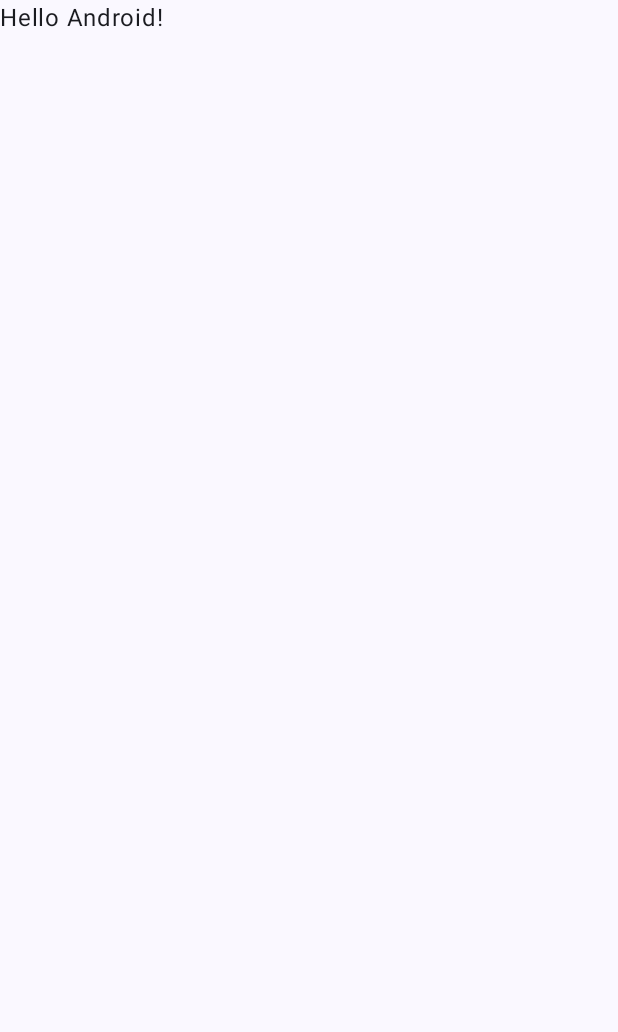
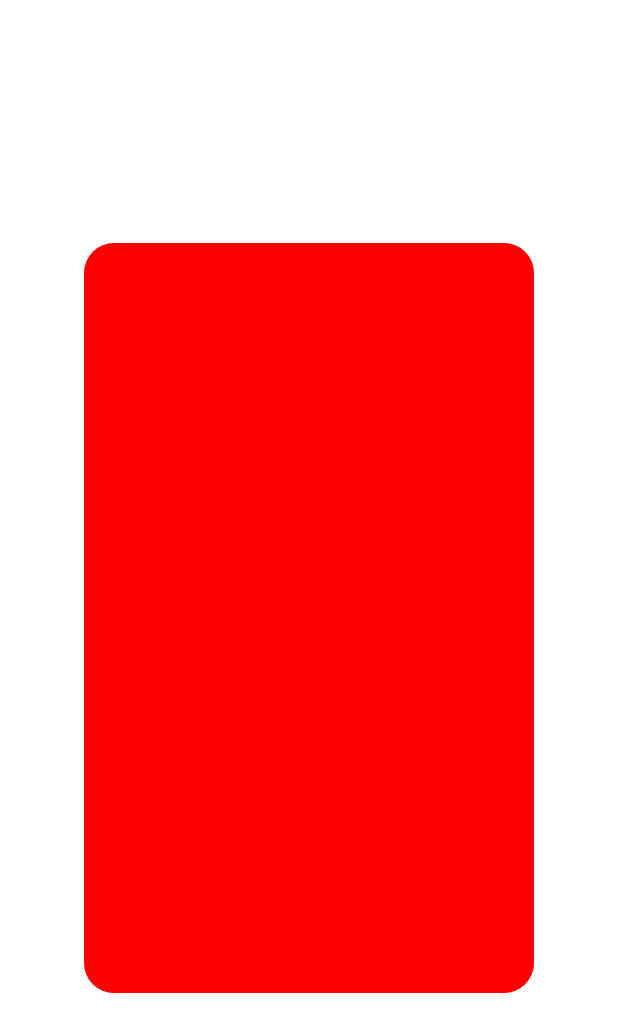
Before and after one commit to Nithin-code/ComposeAnimations, an Android app built with Jetpack Compose: the screen it shows after launch (MainActivity), on a phone screen of 412 x 824 dp. Before the commit the part shown is almost empty. Shown: the top 1032 px of the screen. Run offline under Robolectric (Android 15) with nearby library versions, the phone set to English and light mode, and no system bars.

Commit message:
Added Basic Animations

```diff
--- a/app/src/main/java/com/nithin/composeanimations/MainActivity.kt
+++ b/app/src/main/java/com/nithin/composeanimations/MainActivity.kt
@@ -4,13 +4,24 @@ import android.os.Bundle
 import androidx.activity.ComponentActivity
 import androidx.activity.compose.setContent
 import androidx.activity.enableEdgeToEdge
+import androidx.compose.foundation.background
+import androidx.compose.foundation.layout.Box
+import androidx.compose.foundation.layout.Column
 import androidx.compose.foundation.layout.fillMaxSize
 import androidx.compose.foundation.layout.padding
 import androidx.compose.material3.Scaffold
 import androidx.compose.material3.Text
 import androidx.compose.runtime.Composable
 import androidx.compose.ui.Modifier
+import androidx.compose.ui.graphics.Color
 import androidx.compose.ui.tooling.preview.Preview
+import com.nithin.composeanimations.animations.basicanimations.modifier.AnimateBothAxesScreen
+import com.nithin.composeanimations.animations.basicanimations.modifier.AnimateYOffsetScreen
+import com.nithin.composeanimations.animations.basicanimations.modifier.CardFlipAnimation
+import com.nithin.composeanimations.animations.basicanimations.modifier.OverlappingScreen1
+import com.nithin.composeanimations.animations.basicanimations.modifier.PeekAndPopEffectScreen
+import com.nithin.composeanimations.animations.basicanimations.modifier.SlidingCardScreen
+import com.nithin.composeanimations.animations.basicanimations.modifier.SlidingDrawerScreen
 import com.nithin.composeanimations.ui.theme.ComposeAnimationsTheme
 
 class MainActivity : ComponentActivity() {
@@ -20,10 +31,15 @@ class MainActivity : ComponentActivity() {
         setContent {
             ComposeAnimationsTheme {
                 Scaffold(modifier = Modifier.fillMaxSize()) { innerPadding ->
-                    Greeting(
-                        name = "Android",
-                        modifier = Modifier.padding(innerPadding)
-                    )
+                    CardFlipAnimation(innerPadding)
+//                    Box(
+//                        modifier = Modifier.
+//                        fillMaxSize().
+//                        padding(innerPadding)
+//                            .background(color = Color.Black)
+//                    ) {
+//                        SlidingCardScreen()
+//                    }
                 }
             }
         }
--- /dev/null
+++ b/app/src/main/java/com/nithin/composeanimations/animations/basicanimations/modifier/CardFlipAnimation.kt
@@ -0,0 +1,84 @@
+package com.nithin.composeanimations.animations.basicanimations.modifier
+
+import androidx.compose.animation.animateColorAsState
+import androidx.compose.animation.core.LinearEasing
+import androidx.compose.animation.core.animateFloatAsState
+import androidx.compose.animation.core.tween
+import androidx.compose.foundation.background
+import androidx.compose.foundation.clickable
+import androidx.compose.foundation.layout.Arrangement
+import androidx.compose.foundation.layout.Box
+import androidx.compose.foundation.layout.Column
+import androidx.compose.foundation.layout.PaddingValues
+import androidx.compose.foundation.layout.fillMaxSize
+import androidx.compose.foundation.layout.height
+import androidx.compose.foundation.layout.padding
+import androidx.compose.foundation.layout.width
+import androidx.compose.foundation.shape.RoundedCornerShape
+import androidx.compose.runtime.Composable
+import androidx.compose.runtime.getValue
+import androidx.compose.runtime.mutableStateOf
+import androidx.compose.runtime.remember
+import androidx.compose.runtime.setValue
+import androidx.compose.ui.Alignment
+import androidx.compose.ui.Modifier
+import androidx.compose.ui.draw.clip
+import androidx.compose.ui.graphics.Color
+import androidx.compose.ui.graphics.graphicsLayer
+import androidx.compose.ui.tooling.preview.Preview
+import androidx.compose.ui.unit.dp
+
+
+@Composable
+@Preview(showBackground = true)
+
+fun CardFlipAnimation(
+    paddingValues: PaddingValues = PaddingValues()
+){
+    var isCardFlipped by remember {
+        mutableStateOf(false)
+    }
+
+    var rotationAngle = animateFloatAsState(
+        targetValue = if (isCardFlipped) 180f else 0f,
+        animationSpec = tween(
+            durationMillis = 1000,
+            easing = LinearEasing
+        )
+    )
+    var animateColor = animateColorAsState(
+        targetValue = if (isCardFlipped) Color.Blue else Color.Red,
+        animationSpec = tween(
+            durationMillis = 1000,
+            easing = LinearEasing
+        )
+    )
+
+    Column(
+        modifier = Modifier
+            .fillMaxSize()
+            .padding(paddingValues)
+            .background(color = Color.White),
+        verticalArrangement = Arrangement.Center,
+        horizontalAlignment = Alignment.CenterHorizontally
+    ) {
+
+        Box(
+            modifier = Modifier
+                .width(300.dp)
+                .height(500.dp)
+                .graphicsLayer{
+                    rotationY = rotationAngle.value
+                    cameraDistance = 8 * density
+                }
+                .clip(
+                    shape = RoundedCornerShape(20.dp)
+                ).background(
+                    color = animateColor.value
+                ).clickable{
+                    isCardFlipped = !isCardFlipped
+                }
+        )
+
+    }
+}
```
Also changed, not shown: app/src/main/java/com/nithin/composeanimations/animations/basicanimations/modifier/offsetAnimations.kt (added, +239 -0 lines), app/src/main/java/com/nithin/composeanimations/animations/basicanimations/modifier/understandingmodifiers.kt (added, +72 -0 lines).
